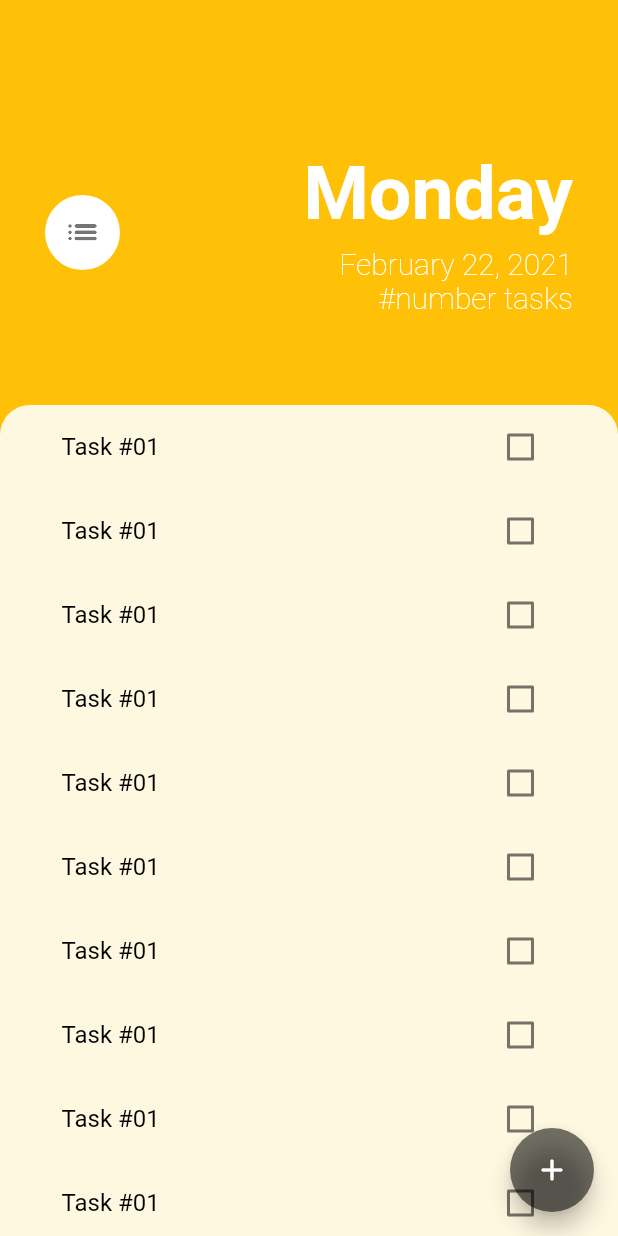
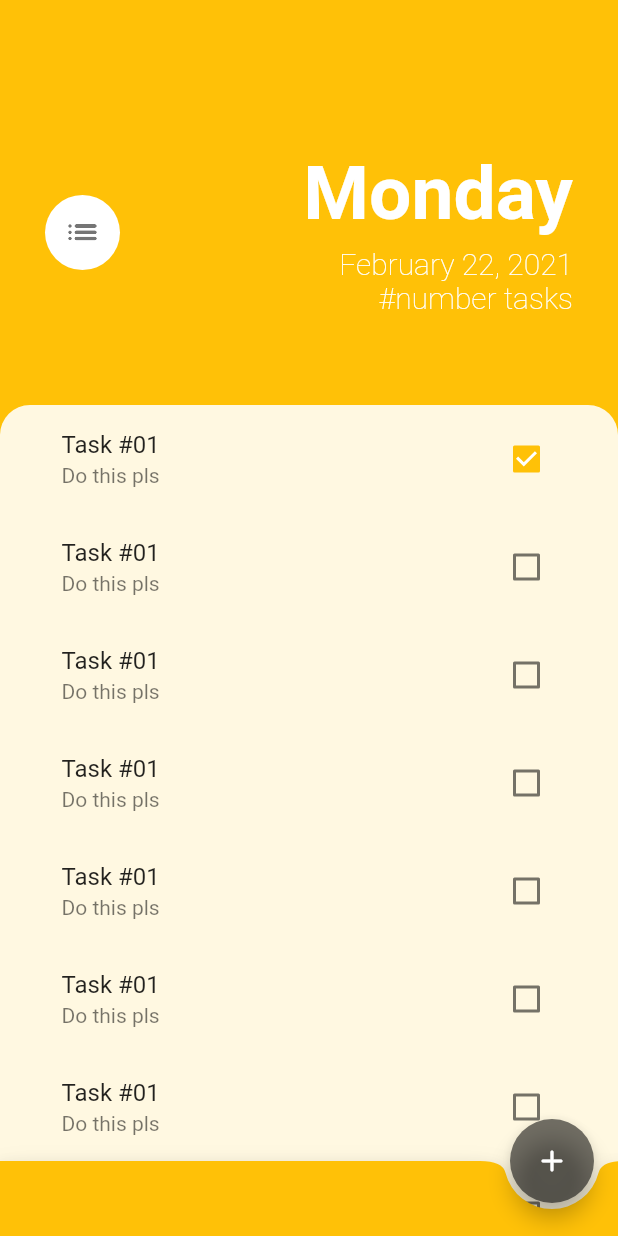
Before and after one commit to nox-machina/flutter_labs_tasks, a Flutter app: the screen it shows after launch, after a tap on "Task #01", on a phone screen of 412 x 824 dp. Run offline on Flutter 3.47's test engine with Material 2 defaults, Android fonts, the phone set to English and light mode, and no system bars.

Commit message:
UI layout changes to tasks screen

```diff
--- a/lib/screens/task_screen.dart
+++ b/lib/screens/task_screen.dart
@@ -8,6 +8,7 @@ class TasksScreen extends StatelessWidget {
   Widget build(BuildContext context) {
     return Scaffold(
       backgroundColor: Colors.amber,
+      extendBody: true,
       body: Column(
         crossAxisAlignment: CrossAxisAlignment.start,
         children: [
@@ -77,6 +78,14 @@ class TasksScreen extends StatelessWidget {
           )
         ],
       ),
+      bottomNavigationBar: BottomAppBar(
+        shape: CircularNotchedRectangle(),
+        color: Colors.amber,
+        child: Container(
+          height: 50,
+          //child:
+        ),
+      ),
       floatingActionButton: FloatingActionButton(
         onPressed: () {
           showModalBottomSheet(
@@ -88,8 +97,6 @@ class TasksScreen extends StatelessWidget {
                     bottom: MediaQuery.of(context).viewInsets.bottom * 1.25),
                 // padding: EdgeInsets.only(
                 // // bottom: MediaQuery.of(context).size.height * 0.45),
-                // margin: EdgeInsets.only(
-                //     bottom: MediaQuery.of(context).viewInsets.bottom),
                 child: AddTaskScreen(),
               ),
             ),
@@ -97,8 +104,8 @@ class TasksScreen extends StatelessWidget {
         },
         child: Icon(Icons.add_rounded),
         backgroundColor: Colors.black54,
-        foregroundColor: Colors.white,
       ),
+      floatingActionButtonLocation: FloatingActionButtonLocation.endDocked,
     );
   }
 }
--- a/lib/widgets/task_tile.dart
+++ b/lib/widgets/task_tile.dart
@@ -6,46 +6,24 @@ class TaskTile extends StatefulWidget {
 }
 
 class _TaskTileState extends State<TaskTile> {
-  bool isDone = false;
+  bool isChecked = false;
 
-  void toggleCheckbox(_cbState) {
+  void toggleCheckState(val) {
     setState(() {
-      isDone = _cbState;
+      isChecked = val;
     });
   }
 
   @override
   Widget build(BuildContext context) {
-    return ListTile(
-      onTap: () {
-        toggleCheckbox(isDone);
+    return CheckboxListTile(
+      title: Text("Task #01"),
+      subtitle: Text("Do this pls"),
+      value: isChecked,
+      onChanged: (val) {
+        toggleCheckState(val);
       },
-      title: Text(
-        "Task #01",
-        style: TextStyle(
-            color: Colors.black,
-            decoration: isDone ? TextDecoration.lineThrough : null),
-      ),
-      trailing: TaskCheckbox(
-        cbState: isDone,
-        toggleCbState: toggleCheckbox,
-      ),
+      activeColor: Colors.amber,
     );
   }
 }
-
-class TaskCheckbox extends StatelessWidget {
-  final bool cbState;
-  final Function toggleCbState;
-
-  TaskCheckbox({this.cbState, this.toggleCbState});
-
-  @override
-  Widget build(BuildContext context) {
-    return Checkbox(
-      activeColor: Colors.amber,
-      value: cbState,
-      onChanged: toggleCbState,
-    );
-  }
-}
```
